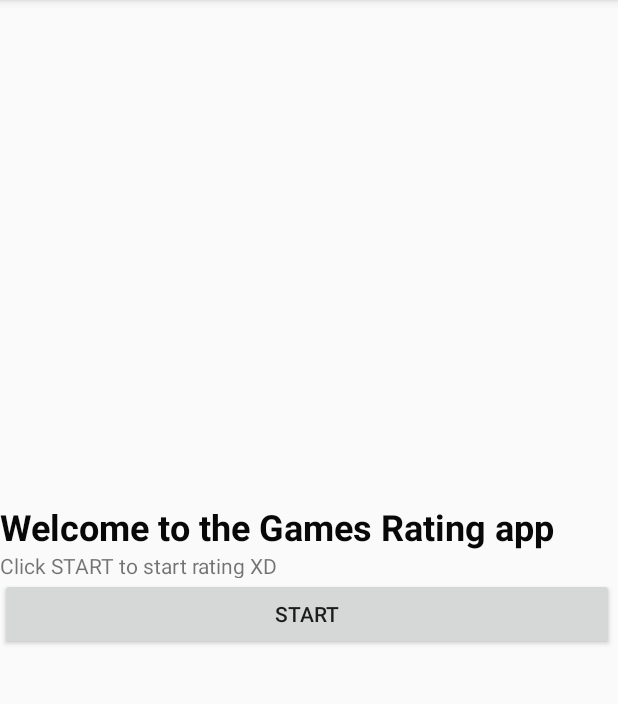
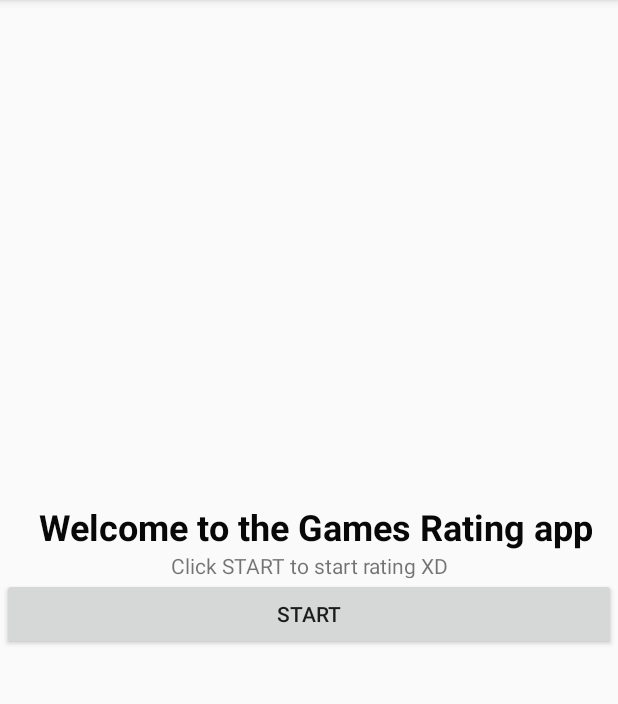
Before and after one commit to AccieTheKing/MadLevel3Task1, an Android app: the screen it shows after launch (MainActivity), on a phone screen of 412 x 824 dp, the part 84-788 px from its top. Run offline under Robolectric (Android 15) with nearby library versions, the phone set to English and light mode, and no system bars.

Commit message:
Centered text

```diff
--- a/app/src/main/res/layout/fragment_start.xml
+++ b/app/src/main/res/layout/fragment_start.xml
@@ -10,32 +10,44 @@
         android:id="@+id/txtViewTitle"
         android:layout_width="wrap_content"
         android:layout_height="wrap_content"
+        android:layout_marginStart="24dp"
+        android:layout_marginEnd="16dp"
         android:text="@string/txt_view_title"
+        android:textAlignment="center"
         android:textColor="#090808"
         android:textSize="24sp"
         android:textStyle="bold"
         app:layout_constraintBottom_toTopOf="@+id/txtViewHint"
+        app:layout_constraintEnd_toEndOf="parent"
+        app:layout_constraintStart_toStartOf="parent"
         app:layout_constraintTop_toTopOf="parent"
-        app:layout_constraintVertical_chainStyle="packed"
-        tools:layout_editor_absoluteX="24dp" />
+        app:layout_constraintVertical_chainStyle="packed" />
 
     <Button
         android:id="@+id/btnStartRating"
         android:layout_width="409dp"
         android:layout_height="wrap_content"
+        android:layout_marginStart="10dp"
+        android:layout_marginEnd="10dp"
         android:text="@string/string_start"
+        android:textAlignment="center"
         app:layout_constraintBottom_toBottomOf="parent"
-        app:layout_constraintTop_toBottomOf="@+id/txtViewHint"
-        tools:layout_editor_absoluteX="1dp" />
+        app:layout_constraintEnd_toEndOf="parent"
+        app:layout_constraintStart_toStartOf="parent"
+        app:layout_constraintTop_toBottomOf="@+id/txtViewHint" />
 
     <TextView
         android:id="@+id/txtViewHint"
         android:layout_width="wrap_content"
         android:layout_height="18dp"
+        android:layout_marginStart="113dp"
+        android:layout_marginEnd="113dp"
         android:text="@string/txt_ciew_hint"
+        android:textAlignment="center"
         android:textSize="14sp"
         app:layout_constraintBottom_toTopOf="@+id/btnStartRating"
-        app:layout_constraintTop_toBottomOf="@+id/txtViewTitle"
-        tools:layout_editor_absoluteX="112dp" />
+        app:layout_constraintEnd_toEndOf="parent"
+        app:layout_constraintStart_toStartOf="parent"
+        app:layout_constraintTop_toBottomOf="@+id/txtViewTitle" />
 
 </androidx.constraintlayout.widget.ConstraintLayout>
```
